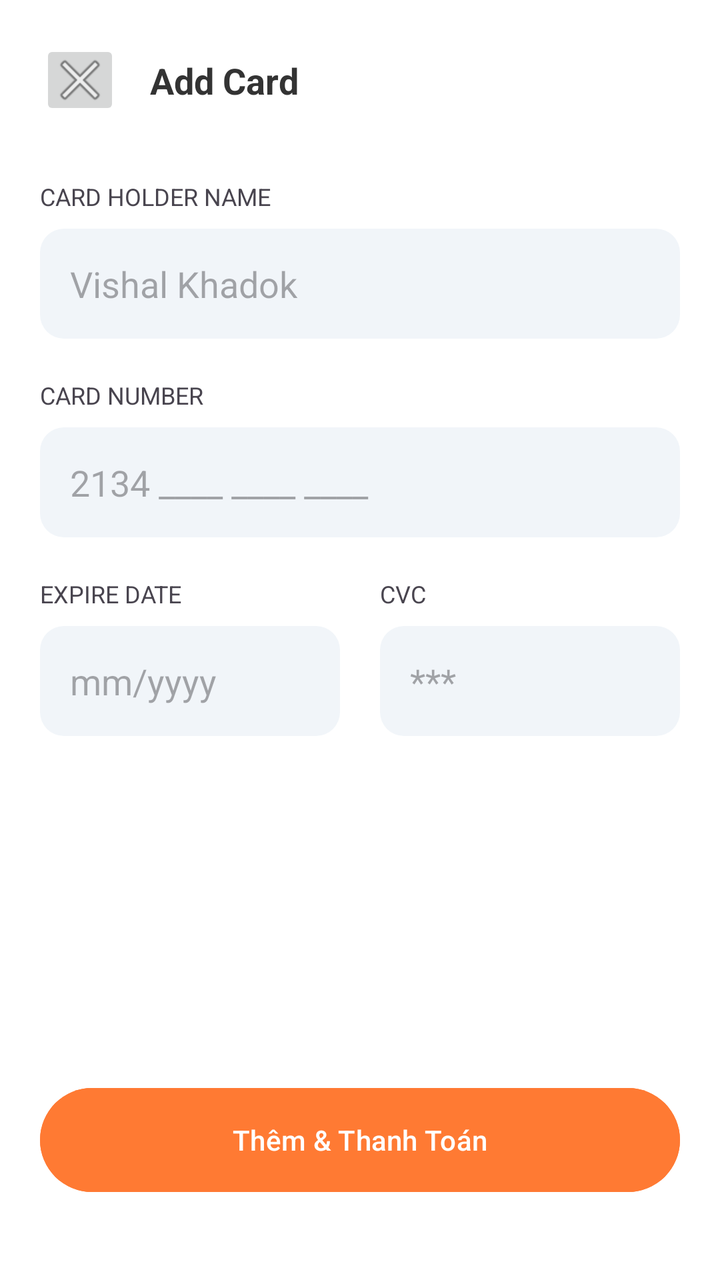
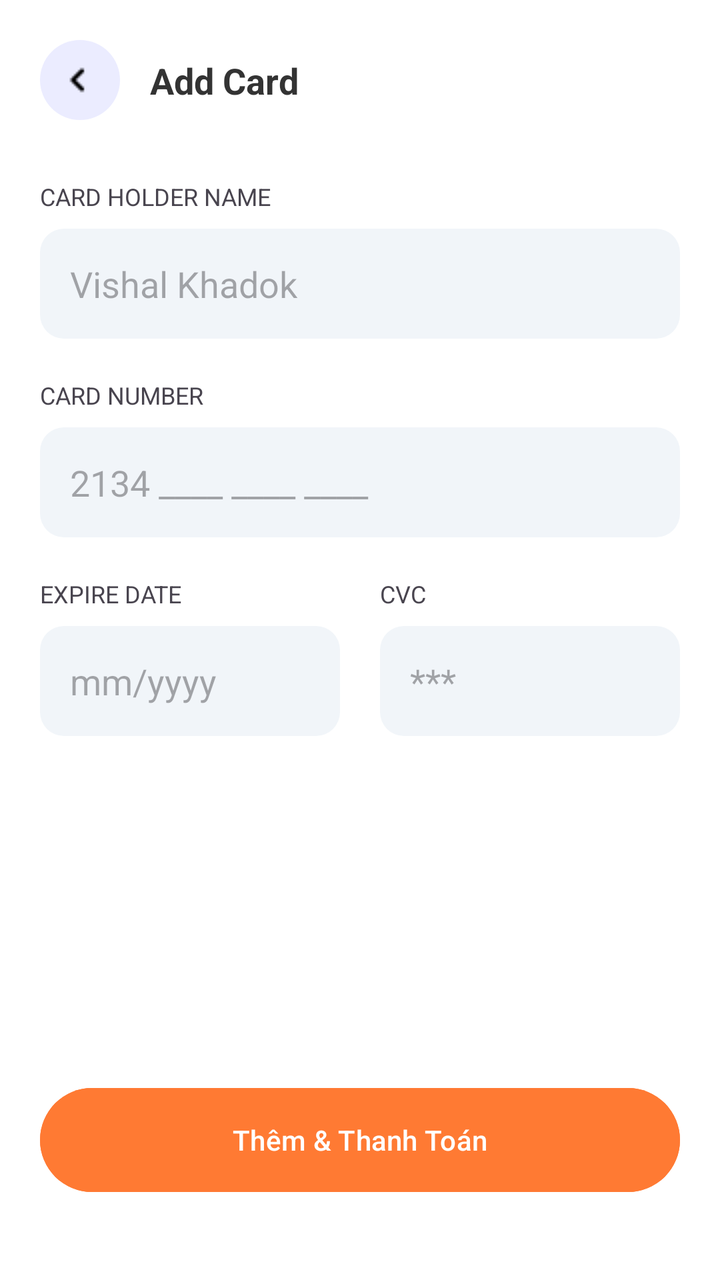

Two renders of the same Android screen: before a commit and after it. Below are the layout's source before the change and the commit's diff.
<!-- AndroidManifest.xml: application theme Theme.NHOM33 -->
<!-- res/layout/activity_add_card.xml -->
<?xml version="1.0" encoding="utf-8"?>
<androidx.constraintlayout.widget.ConstraintLayout
    android:id="@+id/main"
    xmlns:android="http://schemas.android.com/apk/res/android"
    xmlns:app="http://schemas.android.com/apk/res-auto"
    android:layout_width="match_parent"
    android:layout_height="match_parent"
    android:padding="20dp"
    android:background="#FFFFFF"
    android:layout_marginTop="50dp"
    >

    <ImageButton
        android:id="@+id/btnClose"
        android:layout_width="40dp"
        android:layout_height="40dp"
        android:src="@android:drawable/ic_menu_close_clear_cancel"
        app:layout_constraintTop_toTopOf="parent"
        app:layout_constraintStart_toStartOf="parent" />

    <TextView
        android:layout_width="wrap_content"
        android:layout_height="wrap_content"
        android:text="Add Card"
        android:textSize="18sp"
        android:textStyle="bold"
        android:textColor="#333"
        android:layout_marginStart="15dp"
        app:layout_constraintTop_toTopOf="@id/btnClose"
        app:layout_constraintBottom_toBottomOf="@id/btnClose"
        app:layout_constraintStart_toEndOf="@id/btnClose" />

    <TextView
        android:id="@+id/labelName"
        android:layout_width="wrap_content"
        android:layout_height="wrap_content"
        android:text="CARD HOLDER NAME"
        android:textSize="12sp"
        android:layout_marginTop="30dp"
        app:layout_constraintTop_toBottomOf="@id/btnClose"
        app:layout_constraintStart_toStartOf="parent" />

    <EditText
        android:id="@+id/etHolderName"
        android:layout_width="match_parent"
        android:layout_height="55dp"
        android:hint="Vishal Khadok"
        android:background="@drawable/bg_input_field"
        android:padding="15dp"
        android:layout_marginTop="8dp"
        app:layout_constraintTop_toBottomOf="@id/labelName" />

    <TextView
        android:id="@+id/labelNumber"
        android:layout_width="wrap_content"
        android:layout_height="wrap_content"
        android:text="CARD NUMBER"
        android:textSize="12sp"
        android:layout_marginTop="20dp"
        app:layout_constraintTop_toBottomOf="@id/etHolderName"
        app:layout_constraintStart_toStartOf="parent" />

    <EditText
        android:id="@+id/etCardNumber"
        android:layout_width="match_parent"
        android:layout_height="55dp"
        android:hint="2134 ____ ____ ____"
        android:inputType="number"
        android:background="@drawable/bg_input_field"
        android:padding="15dp"
        android:layout_marginTop="8dp"
        app:layout_constraintTop_toBottomOf="@id/labelNumber" />

    <LinearLayout
        android:id="@+id/layoutBottom"
        android:layout_width="match_parent"
        android:layout_height="wrap_content"
        android:orientation="horizontal"
        android:layout_marginTop="20dp"
        app:layout_constraintTop_toBottomOf="@id/etCardNumber">

        <LinearLayout
            android:layout_width="0dp"
            android:layout_height="wrap_content"
            android:layout_weight="1"
            android:orientation="vertical"
            android:layout_marginEnd="10dp">
            <TextView android:layout_width="wrap_content" android:layout_height="wrap_content" android:text="EXPIRE DATE" android:textSize="12sp"/>
            <EditText
                android:layout_width="match_parent"
                android:layout_height="55dp"
                android:hint="mm/yyyy"
                android:inputType="datetime"
                android:background="@drawable/bg_input_field"
                android:padding="15dp"
                android:layout_marginTop="8dp"/>
        </LinearLayout>

        <LinearLayout
            android:layout_width="0dp"
            android:layout_height="wrap_content"
            android:layout_weight="1"
            android:orientation="vertical"
            android:layout_marginStart="10dp">
            <TextView android:layout_width="wrap_content" android:layout_height="wrap_content" android:text="CVC" android:textSize="12sp"/>
            <EditText
                android:layout_width="match_parent"
                android:layout_height="55dp"
                android:hint="***"
                android:inputType="numberPassword"
                android:background="@drawable/bg_input_field"
                android:padding="15dp"
                android:layout_marginTop="8dp"/>
        </LinearLayout>
    </LinearLayout>

    <Button
        android:id="@+id/btnSubmit"
        android:layout_width="match_parent"
        android:layout_height="60dp"
        android:text="Thêm &amp; Thanh Toán"
        android:backgroundTint="#FF7A33"
        android:textColor="#FFFFFF"
        android:layout_marginBottom="20dp"
        app:layout_constraintBottom_toBottomOf="parent" />

</androidx.constraintlayout.widget.ConstraintLayout>
<!-- resources referenced by this layout -->
<resources>
  <!-- drawable bg_input_field (drawable) -->
  <?xml version="1.0" encoding="utf-8"?>
  <shape xmlns:android="http://schemas.android.com/apk/res/android">
      <solid android:color="#F1F5F9" /> <corners android:radius="12dp" /> </shape>
  <style name="Theme.NHOM33" parent="Base.Theme.NHOM33" />
  <style name="Base.Theme.NHOM33" parent="Theme.Material3.DayNight.NoActionBar">
          
          
      </style>
</resources>

<!-- the commit's change to res/layout/activity_add_card.xml (unified diff, before → after) -->
@@ -11,10 +11,11 @@
     >
 
     <ImageButton
-        android:id="@+id/btnClose"
+        android:id="@+id/btn_back"
         android:layout_width="40dp"
         android:layout_height="40dp"
-        android:src="@android:drawable/ic_menu_close_clear_cancel"
+        android:background="@drawable/bg_button_back"
+        android:src="@drawable/icons8_back_24"
         app:layout_constraintTop_toTopOf="parent"
         app:layout_constraintStart_toStartOf="parent" />
 
@@ -26,9 +27,9 @@
         android:textStyle="bold"
         android:textColor="#333"
         android:layout_marginStart="15dp"
-        app:layout_constraintTop_toTopOf="@id/btnClose"
-        app:layout_constraintBottom_toBottomOf="@id/btnClose"
-        app:layout_constraintStart_toEndOf="@id/btnClose" />
+        app:layout_constraintTop_toTopOf="@id/btn_back"
+        app:layout_constraintBottom_toBottomOf="@id/btn_back"
+        app:layout_constraintStart_toEndOf="@id/btn_back" />
 
     <TextView
         android:id="@+id/labelName"
@@ -37,7 +38,7 @@
         android:text="CARD HOLDER NAME"
         android:textSize="12sp"
         android:layout_marginTop="30dp"
-        app:layout_constraintTop_toBottomOf="@id/btnClose"
+        app:layout_constraintTop_toBottomOf="@id/btn_back"
         app:layout_constraintStart_toStartOf="parent" />
 
     <EditText
<!-- resource entries referenced after the edit -->
@@ -1,9 +1,18 @@
 <!-- resources referenced by this layout -->
 <resources>
+  <!-- drawable bg_button_back (drawable) -->
+  <?xml version="1.0" encoding="utf-8"?>
+  <shape xmlns:android="http://schemas.android.com/apk/res/android">
+      <solid android:color="#ebecff" />
+  
+      <corners android:radius="30dp" />
+  
+  </shape>
   <!-- drawable bg_input_field (drawable) -->
   <?xml version="1.0" encoding="utf-8"?>
   <shape xmlns:android="http://schemas.android.com/apk/res/android">
       <solid android:color="#F1F5F9" /> <corners android:radius="12dp" /> </shape>
+  <!-- drawable icons8_back_24: png bitmap (drawable, 164 bytes) -->
   <style name="Theme.NHOM33" parent="Base.Theme.NHOM33" />
   <style name="Base.Theme.NHOM33" parent="Theme.Material3.DayNight.NoActionBar">
           
